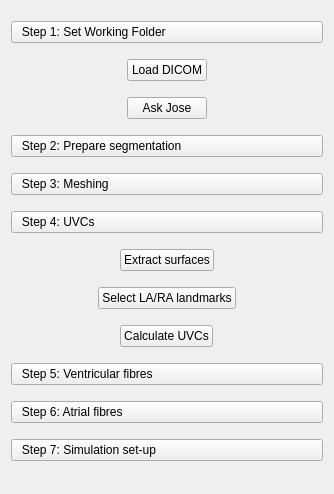
Qt form CemrgApp/Plugins/kcl.cemrgapp.fourchamber/src/internal/FourChamberViewControls.ui (RosieBarrows/CemrgApp) before a commit.
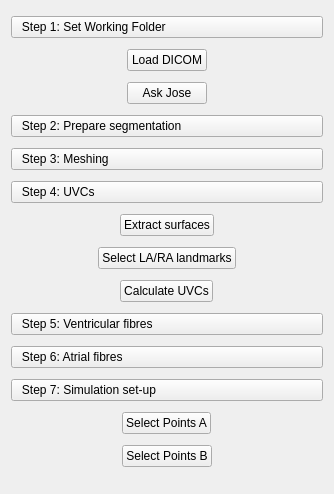
The same form after that commit.

Patch:
```diff
--- a/CemrgApp/Plugins/kcl.cemrgapp.fourchamber/src/internal/FourChamberViewControls.ui
+++ b/CemrgApp/Plugins/kcl.cemrgapp.fourchamber/src/internal/FourChamberViewControls.ui
@@ -131,6 +131,20 @@
      </property>
     </widget>
    </item>
+   <item alignment="Qt::AlignHCenter">
+    <widget class="QPushButton" name="button_select_pts_a">
+     <property name="text">
+      <string>Select Points A</string>
+     </property>
+    </widget>
+   </item>
+   <item alignment="Qt::AlignHCenter">
+    <widget class="QPushButton" name="button_select_pts_b">
+     <property name="text">
+      <string>Select Points B</string>
+      </property>
+     </widget>
+    </item>
   </layout>
  </widget>
  <layoutdefault spacing="6" margin="11"/>
```
